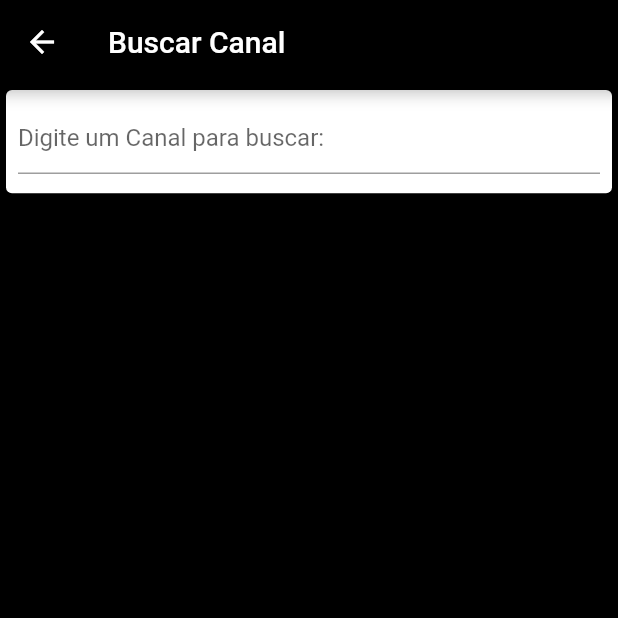
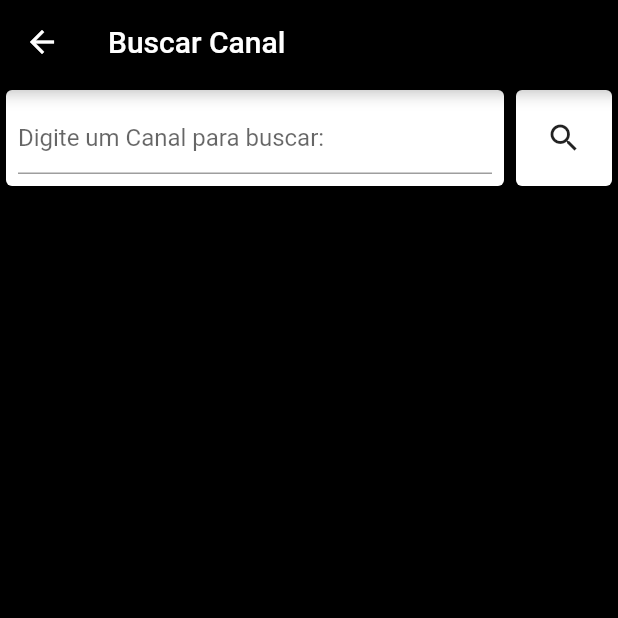
Before and after one commit to andersonsantos6/tv_project, a Flutter app: the SearchPage screen opened by its route, on a phone screen of 412 x 824 dp, the top half of it. Run offline on Flutter 3.47's test engine with Material 2 defaults, Android fonts, the phone set to English and light mode, and no system bars; network calls fail.

Commit message:
update widgets

```diff
--- a/lib/src/view/search_page.dart
+++ b/lib/src/view/search_page.dart
@@ -15,14 +15,27 @@ class SearchPage extends StatefulWidget {
 }
 
 class _SearchPageState extends State<SearchPage> {
+  late TextEditingController _controller;
+  late String inputChannel = '';
   @override
-  late String inputChannel = '';
+  void initState() {
+    _controller = TextEditingController();
+    // TODO: implement initState
+    super.initState();
+  }
 
+  @override
+  void dispose() {
+    _controller.dispose();
+    super.dispose();
+  }
+
+  @override
   Widget build(BuildContext context) {
     final channelController =
         Provider.of<ChannelController>(context, listen: false);
     List<ChannelModel> list = channelController.channelSearch(
-        channelController.listChannel, inputChannel);
+        channelController.listChannel, _controller.text);
 
     return Scaffold(
       backgroundColor: Colors.black,
@@ -31,6 +44,8 @@ class _SearchPageState extends State<SearchPage> {
         backgroundColor: Colors.transparent,
       ),
       body: Column(
+        children: [
+          Row(
             children: [
               Expanded(
                 flex: 1,
@@ -41,19 +56,29 @@ class _SearchPageState extends State<SearchPage> {
                           decoration: const InputDecoration(
                               hintText: 'Digite um Canal para buscar:'),
                           keyboardType: TextInputType.text,
+                          controller: _controller,
                           onSubmitted: (value) {
                             setState(() {
-                      inputChannel = value.toString();
+                              _controller.text == value;
                             });
-                  },
+                          })),
                 ),
               ),
-            ),
+              Card(
+                  child: Padding(
+                padding: const EdgeInsets.all(8.0),
+                child: IconButton(
+                    onPressed: () {
+                      setState(() {});
+                    },
+                    icon: const Icon(Icons.search)),
+              ))
+            ],
           ),
           Expanded(
             flex: 9,
             child: Container(
-              child: inputChannel == ''
+              child: _controller.text == ''
                   ? null
                   : Column(
                       children: [
@@ -79,6 +104,18 @@ class _SearchPageState extends State<SearchPage> {
                                   ),
                                 ))
                             : Expanded(
+                                child: Column(
+                                  crossAxisAlignment: CrossAxisAlignment.start,
+                                  children: [
+                                    Padding(
+                                      padding: const EdgeInsets.all(8.0),
+                                      child: Text(
+                                        'Encontrado(s) ${list.length} canais:',
+                                        style: const TextStyle(
+                                            color: Colors.white),
+                                      ),
+                                    ),
+                                    Expanded(
                                       child: ListView.builder(
                                         itemCount: list.length,
                                         itemBuilder: ((context, index) {
@@ -89,16 +126,20 @@ class _SearchPageState extends State<SearchPage> {
                                               subtitle: Text(
                                                 element.about,
                                                 style: const TextStyle(
-                                              overflow: TextOverflow.ellipsis),
+                                                    overflow:
+                                                        TextOverflow.ellipsis),
                                               ),
                                               title: Text(
                                                 element.title,
                                               ),
-                                        trailing:
-                                            Image.network(element.logoImage),
+                                              trailing: Image.network(
+                                                  element.logoImage),
                                             ),
                                           );
                                         }),
+                                      ),
+                                    ),
+                                  ],
                                 ),
                               ),
                       ],
```
Also changed, not shown: lib/src/controller/channels_controller.dart (+17 -16 lines). Lines whose indentation alone changed are shown as unchanged.
